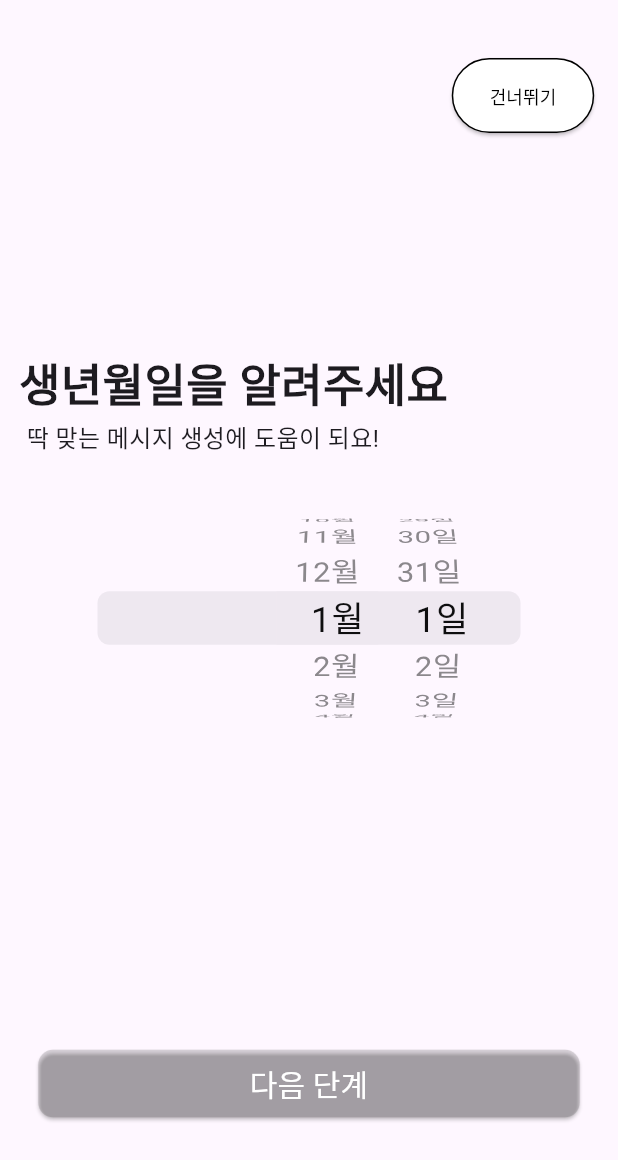
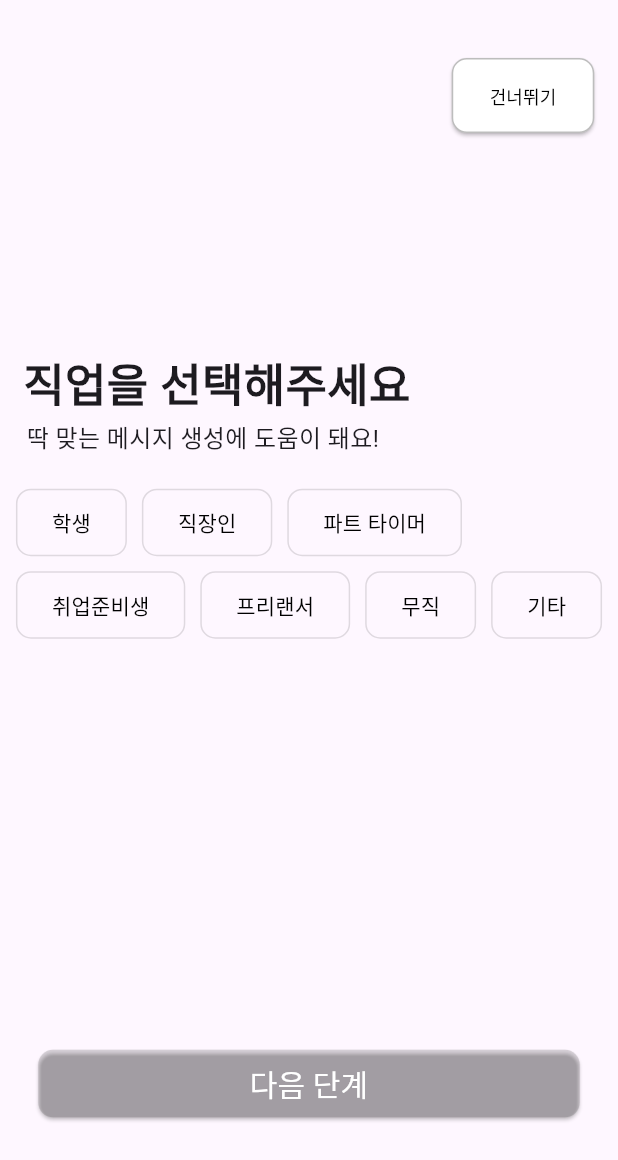
Before and after one commit to pdhyeong/potenday, a Flutter app: the screen it shows after launch, scrolled down 576 dp, after a tap on "다음 단계", on a phone screen of 412 x 824 dp. Shown: the top 1160 px of the screen. Run offline on Flutter 3.47's test engine with Material 3 defaults, Android fonts, the phone set to English and light mode, and no system bars.

Commit message:
add job pick screen

```diff
--- a/lib/screen/DatePick_screen.dart
+++ b/lib/screen/DatePick_screen.dart
@@ -1,6 +1,9 @@
+//DatePick_screen.dart
+
 import 'package:flutter/material.dart';
 import 'package:intl/intl.dart';
 import 'package:flutter/cupertino.dart';
+import 'package:potenday/screen/JobPick_screen.dart';
 
 class BirthDatePicker extends StatelessWidget {
   final void Function(DateTime) onDateTimeChanged;
@@ -71,6 +74,9 @@ class _HomeScreenState extends State<HomeScreen> {
                 ),
                 onPressed: () {
                   print(selectedDate.toString().substring(0, 15));
+                  Navigator.of(context).pushReplacement(MaterialPageRoute(
+                    builder: (_) => const JobPickScreen(),
+                  ));
                 },
                 child: const Text('다음 단계',
                     style: TextStyle(
@@ -85,11 +91,17 @@ class _HomeScreenState extends State<HomeScreen> {
                 style: ElevatedButton.styleFrom(
                   foregroundColor: Colors.black,
                   backgroundColor: Colors.white, // Set text color to black
-                  side: const BorderSide(color: Colors.black),
+                  side: const BorderSide(color: Colors.black26),
                   fixedSize: const Size(95, 50),
+                  shape: RoundedRectangleBorder(
+                    borderRadius: BorderRadius.circular(10),
+                  ),
                 ),
                 onPressed: () {
                   print('Button pressed ...');
+                  Navigator.of(context).pushReplacement(MaterialPageRoute(
+                    builder: (_) => const JobPickScreen(),
+                  ));
                 },
                 child: const Text('건너뛰기',
                     style: TextStyle(
@@ -111,7 +123,7 @@ class _HomeScreenState extends State<HomeScreen> {
             const Align(
               alignment: AlignmentDirectional(-0.80, -0.30),
               child: Text(
-                '딱 맞는 메시지 생성에 도움이 되요!',
+                '딱 맞는 메시지 생성에 도움이 돼요!',
                 style: TextStyle(
                   fontSize: 16,
                 ),
--- /dev/null
+++ b/lib/screen/JobPick_screen.dart
@@ -0,0 +1,240 @@
+import 'package:flutter/material.dart';
+import 'package:potenday/screen/login_screen.dart';
+
+class JobPickScreen extends StatefulWidget {
+  const JobPickScreen({Key? key}) : super(key: key);
+
+  @override
+  _JobPickScreenState createState() => _JobPickScreenState();
+}
+
+class _JobPickScreenState extends State<JobPickScreen> {
+  String selectedJob = '';
+  TextEditingController customJobController = TextEditingController();
+
+  void handleJobButton(String job) {
+    setState(() {
+      if (selectedJob == job) {
+        selectedJob = '';
+      } else if (job == '기타') {
+        showCustomJobDialog();
+      } else {
+        selectedJob = job;
+      }
+    });
+  }
+
+  Widget buildJobButton(String job) {
+    final isSelected = selectedJob == job;
+    return SizedBox(
+      height: 45,
+      child: OutlinedButton(
+        style: OutlinedButton.styleFrom(
+          foregroundColor: isSelected ? Colors.orange : Colors.black,
+          side: BorderSide(
+            color: isSelected ? Colors.orange : Colors.black12,
+          ),
+          shape: RoundedRectangleBorder(
+            borderRadius: BorderRadius.circular(10),
+          ),
+        ),
+        onPressed: () {
+          handleJobButton(job);
+          print('Selected Job: $selectedJob');
+        },
+        child: Text(
+          job,
+          style: const TextStyle(
+            fontSize: 14,
+            fontWeight: FontWeight.w400,
+          ),
+        ),
+      ),
+    );
+  }
+
+  void showCustomJobDialog() {
+    showDialog(
+      context: context,
+      builder: (BuildContext context) {
+        return AlertDialog(
+          title: const Text('기타 직업 입력'),
+          content: TextField(
+            controller: customJobController,
+            decoration: const InputDecoration(
+              hintText: '직업을 입력하세요',
+            ),
+          ),
+          actions: [
+            ElevatedButton(
+              onPressed: () {
+                Navigator.of(context).pop();
+              },
+              child: const Text('취소'),
+            ),
+            ElevatedButton(
+              onPressed: () {
+                if (customJobController.text.isNotEmpty) {
+                  setState(() {
+                    selectedJob = customJobController.text;
+                  });
+                  print('Selected Job: $selectedJob');
+                  Navigator.of(context).pushReplacement(MaterialPageRoute(
+                    builder: (_) => const LoginScreen(),
+                  ));
+                } else {
+                  // Show a warning if the input is empty
+                  showDialog(
+                    context: context,
+                    builder: (BuildContext context) {
+                      return AlertDialog(
+                        title: const Text('경고'),
+                        content: const Text('직업을 입력하세요.'),
+                        actions: [
+                          ElevatedButton(
+                            onPressed: () {
+                              Navigator.of(context).pop();
+                            },
+                            child: const Text('확인'),
+                          ),
+                        ],
+                      );
+                    },
+                  );
+                }
+              },
+              child: const Text('확인'),
+            ),
+          ],
+        );
+      },
+    );
+  }
+
+  void navigateToNextPage() {
+    if (selectedJob.isNotEmpty) {
+      Navigator.of(context).pushReplacement(MaterialPageRoute(
+        builder: (_) => const LoginScreen(),
+      ));
+    } else {
+      // Show a warning or perform any other action
+      showDialog(
+        context: context,
+        builder: (BuildContext context) {
+          return AlertDialog(
+            title: const Text('경고'),
+            content: const Text('직업을 선택해주세요.'),
+            actions: [
+              ElevatedButton(
+                onPressed: () {
+                  Navigator.of(context).pop();
+                },
+                child: const Text('확인'),
+              ),
+            ],
+          );
+        },
+      );
+    }
+  }
+
+  @override
+  void dispose() {
+    customJobController.dispose();
+    super.dispose();
+  }
+
+  @override
+  Widget build(BuildContext context) {
+    return Scaffold(
+      body: SafeArea(
+        child: Stack(
+          children: [
+            Align(
+              alignment: const AlignmentDirectional(0.00, 0.80),
+              child: ElevatedButton(
+                style: ElevatedButton.styleFrom(
+                  foregroundColor: Colors.white,
+                  backgroundColor: Colors.black12,
+                  fixedSize: const Size(361, 45),
+                  shape: RoundedRectangleBorder(
+                    borderRadius: BorderRadius.circular(10),
+                  ),
+                ),
+                onPressed: () {
+                  print(selectedJob);
+                  navigateToNextPage(); // Use the new function here
+                },
+                child: const Text('다음 단계',
+                    style: TextStyle(
+                      fontSize: 20,
+                      fontWeight: FontWeight.w400,
+                    )),
+              ),
+            ),
+            Align(
+              alignment: const AlignmentDirectional(0.90, -0.90),
+              child: ElevatedButton(
+                style: ElevatedButton.styleFrom(
+                  foregroundColor: Colors.black,
+                  backgroundColor: Colors.white,
+                  side: const BorderSide(color: Colors.black26),
+                  fixedSize: const Size(95, 50),
+                  shape: RoundedRectangleBorder(
+                    borderRadius: BorderRadius.circular(10),
+                  ),
+                ),
+                onPressed: () {
+                  print(selectedJob);
+                  Navigator.of(context).pushReplacement(MaterialPageRoute(
+                    builder: (_) => const LoginScreen(),
+                  ));
+                },
+                child: const Text('건너뛰기',
+                    style: TextStyle(
+                      fontSize: 12,
+                      fontWeight: FontWeight.w400,
+                    )),
+              ),
+            ),
+            const Align(
+              alignment: AlignmentDirectional(-0.80, -0.40),
+              child: Text(
+                '직업을 선택해주세요',
+                style: TextStyle(
+                  fontSize: 30,
+                  fontWeight: FontWeight.w600,
+                ),
+              ),
+            ),
+            const Align(
+              alignment: AlignmentDirectional(-0.80, -0.30),
+              child: Text(
+                '딱 맞는 메시지 생성에 도움이 돼요!',
+                style: TextStyle(
+                  fontSize: 16,
+                ),
+              ),
+            ),
+            Align(
+              alignment: const AlignmentDirectional(0.0, -0.10),
+              child: Wrap(
+                spacing: 10.0,
+                runSpacing: 10.0,
+                children: [
+                  buildJobButton('학생'),
+                  buildJobButton('직장인'),
+                  buildJobButton('파트 타이머'),
+                  buildJobButton('취업준비생'),
+                  buildJobButton('프리랜서'),
+                  buildJobButton('무직'),
+                  buildJobButton('기타'),
+                ],
+              ),
+            ),
+          ],
+        ),
+      ),
+    );
+  }
+}
```
Also changed, not shown: lib/screen/login_screen.dart (added, +23 -0 lines).
